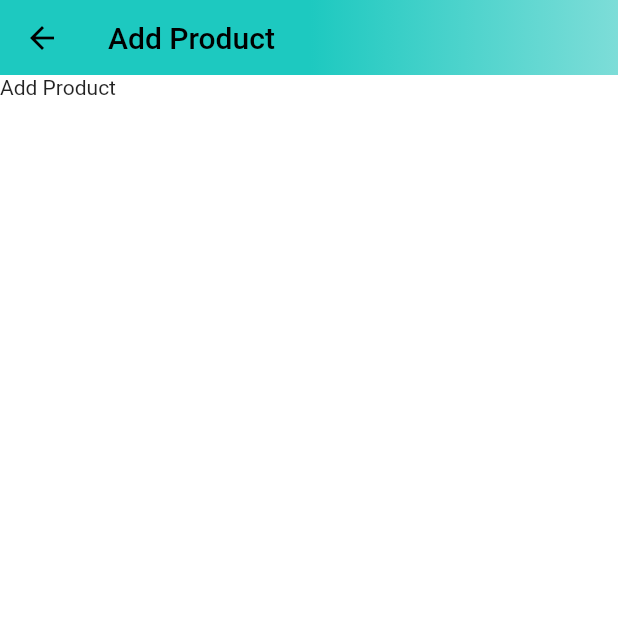
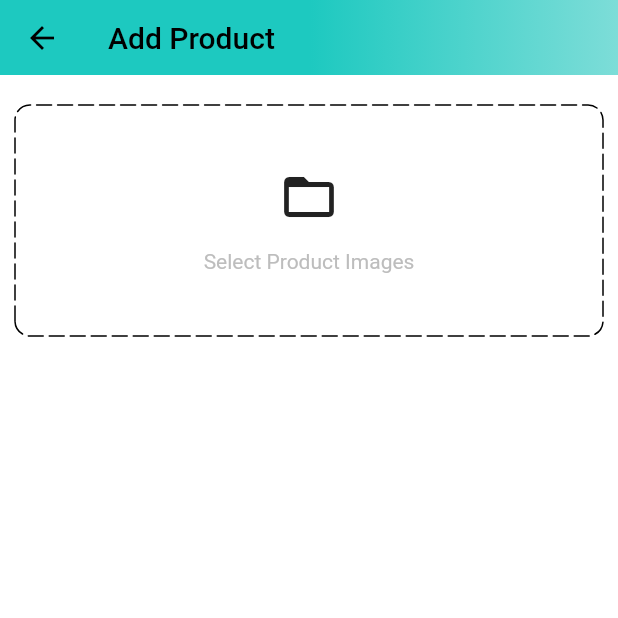
Before and after one commit to aditechdev/shopping_app, a Flutter app: the AddProductScreen screen opened by its route, on a phone screen of 412 x 824 dp, the top half of it. Run offline on Flutter 3.47's test engine with Material 2 defaults, Android fonts, the light colour scheme and no system bars; drawn by our look-alikes of dotted_border; our stand-ins replace badges, carousel_slider, flutter_svg, shared_preferences; accounts and stored records are empty.

Commit message:
:sparkles: Dotted border Form Field done

```diff
--- a/lib/features/admin/screen/add_product_screen.dart
+++ b/lib/features/admin/screen/add_product_screen.dart
@@ -1,3 +1,4 @@
+import 'package:dotted_border/dotted_border.dart';
 import 'package:flutter/material.dart';
 import 'package:shopping_app/constants/global_variable.dart';
 
@@ -28,6 +29,48 @@ class _AddProductScreenState extends State<AddProductScreen> {
               ),
             )),
       ),
-        body: const Text("Add Product"));
+      body: SingleChildScrollView(
+        child: Form(
+            child: Padding(
+          padding: const EdgeInsets.symmetric(horizontal: 10),
+          child: Column(
+            children: [
+              const SizedBox(
+                height: 20,
+              ),
+              DottedBorder(
+                borderType: BorderType.RRect,
+                radius: const Radius.circular(10),
+                dashPattern: const [10, 4],
+                strokeCap: StrokeCap.round,
+                child: Container(
+                  width: double.infinity,
+                  height: 150,
+                  decoration: BoxDecoration(
+                    borderRadius: BorderRadius.circular(10),
+                  ),
+                  child: Column(
+                    mainAxisAlignment: MainAxisAlignment.center,
+                    children: [
+                      const Icon(
+                        Icons.folder_open,
+                        size: 40,
+                      ),
+                      const SizedBox(
+                        height: 15,
+                      ),
+                      Text(
+                        "Select Product Images",
+                        style: TextStyle(fontSize: 14, color: Colors.grey[400]),
+                      ),
+                    ],
+                  ),
+                ),
+              )
+            ],
+          ),
+        )),
+      ),
+    );
   }
 }
```
Lines whose indentation alone changed are shown as unchanged.
